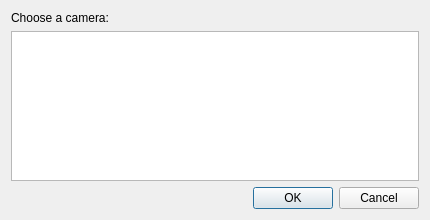
Before: the Qt Designer form ui/camera_dialog.ui in drs251/fringes, drawn with Qt 5.
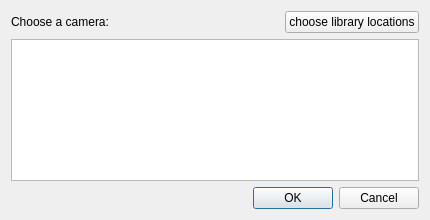
After: the same form once the commit is applied.

Commit message: More universal way to deal with zwo library

What changed in the file:
```diff
--- a/ui/camera_dialog.ui
+++ b/ui/camera_dialog.ui
@@ -13,18 +13,42 @@
   <property name="windowTitle">
    <string>Dialog</string>
   </property>
-  <layout class="QGridLayout" name="gridLayout">
-   <item row="0" column="0">
+  <layout class="QVBoxLayout" name="verticalLayout">
+   <item>
+    <layout class="QHBoxLayout" name="horizontalLayout">
+     <item>
     <widget class="QLabel" name="label">
      <property name="text">
       <string>Choose a camera:</string>
      </property>
     </widget>
    </item>
-   <item row="1" column="0">
+     <item>
+      <spacer name="horizontalSpacer">
+       <property name="orientation">
+        <enum>Qt::Horizontal</enum>
+       </property>
+       <property name="sizeHint" stdset="0">
+        <size>
+         <width>40</width>
+         <height>20</height>
+        </size>
+       </property>
+      </spacer>
+     </item>
+     <item>
+      <widget class="QPushButton" name="libraryButton">
+       <property name="text">
+        <string>choose library locations</string>
+       </property>
+      </widget>
+     </item>
+    </layout>
+   </item>
+   <item>
     <widget class="QListView" name="listView"/>
    </item>
-   <item row="2" column="0">
+   <item>
     <widget class="QDialogButtonBox" name="buttonBox">
      <property name="orientation">
       <enum>Qt::Horizontal</enum>
```
Lines whose indentation alone changed are shown as unchanged. The commit also changes 4 other files.
